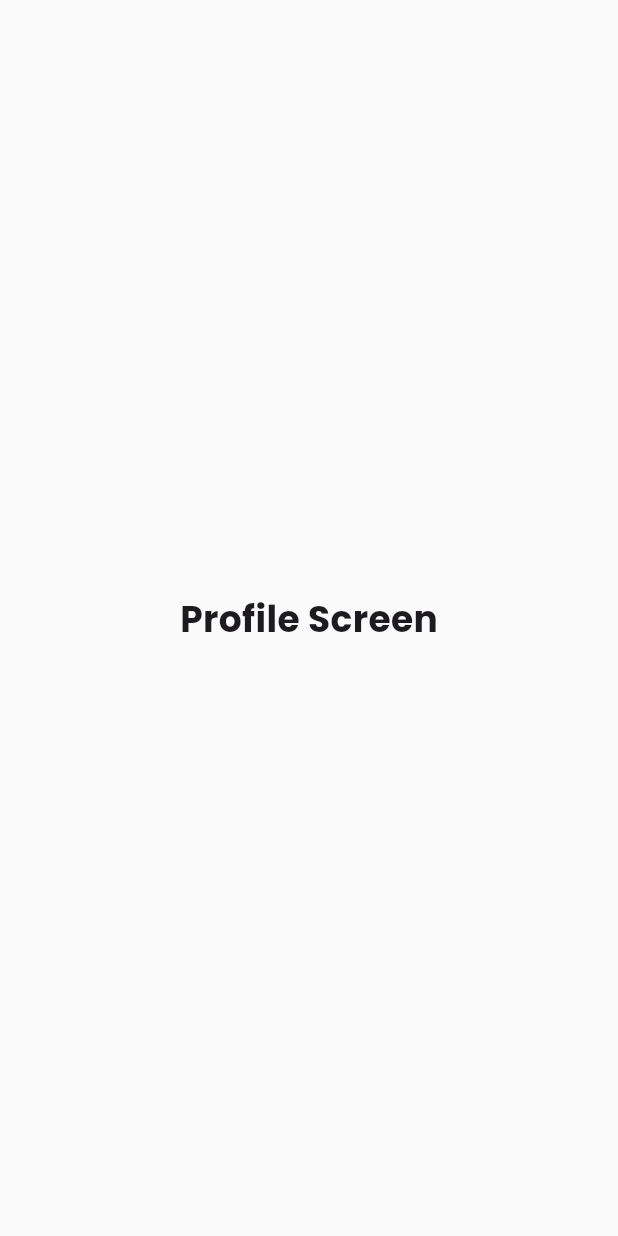
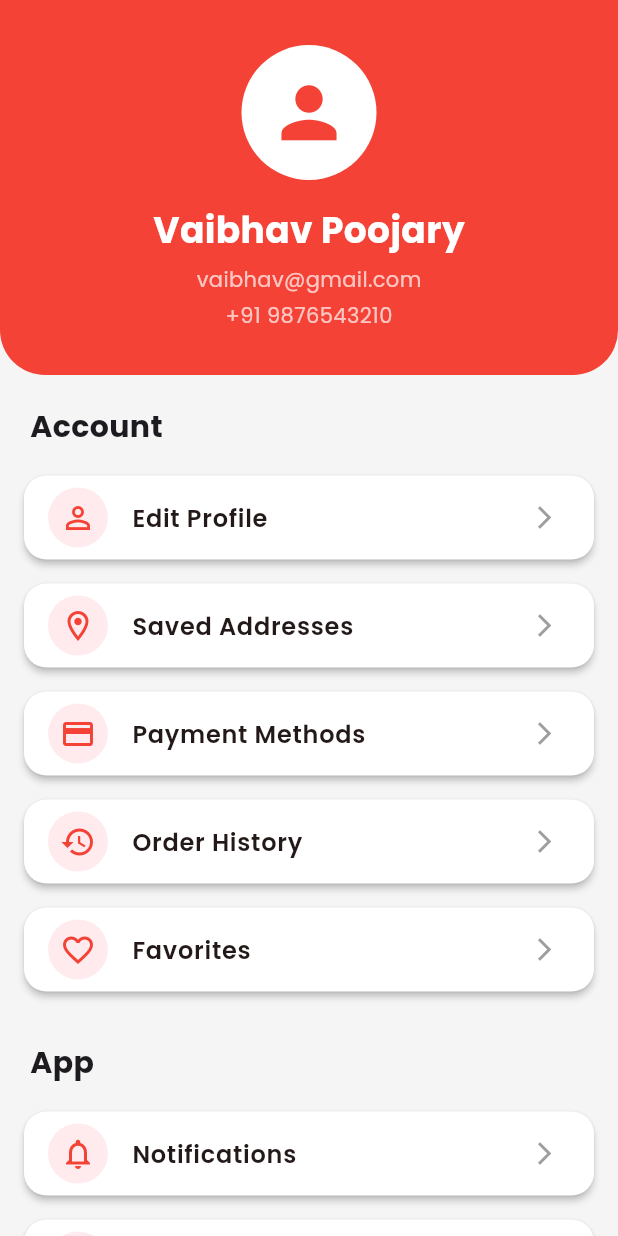
Before and after one commit to Vaibhavvpoojary/HungryZombies, a Flutter app: the ProfileScreen screen opened directly, on a phone screen of 412 x 824 dp. Run offline on Flutter 3.47's test engine with Material 3 defaults, Android fonts, the phone set to English and light mode, and no system bars; our stand-ins replace carousel_slider, go_router, google_fonts.

Commit message:
Added the profile screen with the widgets

```diff
--- /dev/null
+++ b/lib/core/data/user_dummy_data.dart
@@ -0,0 +1,18 @@
+import '../../features/auth/data/models/user_model.dart';
+
+
+class UserDummyData {
+
+
+  static const UserModel user = UserModel(
+
+    name: "Vaibhav",
+
+    email: "vaibhav@gmail.com",
+
+    phone: "+91 9876543210",
+
+  );
+
+
+}
--- a/lib/features/auth/data/models/user_model.dart
+++ b/lib/features/auth/data/models/user_model.dart
@@ -0,0 +1,16 @@
+class UserModel {
+
+  final String name;
+  final String email;
+  final String phone;
+
+
+  const UserModel({
+
+    required this.name,
+    required this.email,
+    required this.phone,
+
+  });
+
+}
--- a/lib/features/home/presentation/widgets/home_header.dart
+++ b/lib/features/home/presentation/widgets/home_header.dart
@@ -1,72 +1,48 @@
 import 'package:flutter/material.dart';
-
 import '../../../cart/presentation/widgets/home_cart_button.dart';
 
-
 class HomeHeader extends StatelessWidget {
-
-  const HomeHeader({
-    super.key,
-  });
-
+  const HomeHeader({super.key});
 
   @override
   Widget build(BuildContext context) {
-
     return Padding(
-
       padding: const EdgeInsets.symmetric(
-        horizontal: 16,
-        vertical: 15,
+        horizontal: 20,
+        vertical: 10,
       ),
-
       child: Row(
-
         mainAxisAlignment: MainAxisAlignment.spaceBetween,
-
         children: [
-
-
           Column(
-
             crossAxisAlignment: CrossAxisAlignment.start,
-
-            children: [
-
-              const Text(
+            children: const [
+              Text(
                 "Hungry Zombies",
                 style: TextStyle(
-                  fontSize: 26,
+                  fontSize: 28,
                   fontWeight: FontWeight.bold,
                 ),
               ),
 
-
-              const SizedBox(height: 5),
-
+              SizedBox(height: 4),
 
               Text(
-                "What are you craving today?",
+                "Good Morning ",
                 style: TextStyle(
-                  color: Colors.grey.shade600,
+                  fontSize: 16,
+                  color: Colors.grey,
                 ),
               ),
-
             ],
-
           ),
 
-
-
-          // Cart Icon
-          const HomeCartButton(),
-
+          CircleAvatar(
+            radius: 25,
+            child: Icon(Icons.person),
+          ),
         ],
-
       ),
-
     );
-
   }
-
 }
--- a/lib/features/orders/data/models/order_model.dart
+++ b/lib/features/orders/data/models/order_model.dart
@@ -1,19 +1,22 @@
-import '../../../cart/data/models/cart_item_model.dart';
+class OrderModel {
 
-class OrderModel {
   final String id;
-  final List<CartItemModel> items;
+  final List<String> items;
   final double totalAmount;
   final String orderType;
-  final DateTime orderDate;
   final String status;
+  final String date;
+
 
   const OrderModel({
+
     required this.id,
     required this.items,
     required this.totalAmount,
     required this.orderType,
-    required this.orderDate,
     required this.status,
+    required this.date,
+
   });
+
 }
--- a/lib/features/profile/presentation/screens/profile_screen.dart
+++ b/lib/features/profile/presentation/screens/profile_screen.dart
@@ -1,17 +1,139 @@
 import 'package:flutter/material.dart';
+
+import '../widgets/profile_header.dart';
+import '../widgets/profile_option_tile.dart';
 
 class ProfileScreen extends StatelessWidget {
   const ProfileScreen({super.key});
 
   @override
   Widget build(BuildContext context) {
-    return const Scaffold(
-      body: Center(
-        child: Text(
-          "Profile Screen",
-          style: TextStyle(
-            fontSize: 24,
-            fontWeight: FontWeight.bold,
+    return Scaffold(
+      backgroundColor: Colors.grey.shade100,
+
+      body: SafeArea(
+        child: SingleChildScrollView(
+          child: Column(
+            children: [
+
+              // Top Profile Header
+              const ProfileHeader(),
+
+              const SizedBox(height: 20),
+
+              // Account Section
+              const Padding(
+                padding: EdgeInsets.symmetric(horizontal: 20),
+                child: Align(
+                  alignment: Alignment.centerLeft,
+                  child: Text(
+                    "Account",
+                    style: TextStyle(
+                      fontSize: 20,
+                      fontWeight: FontWeight.bold,
+                    ),
+                  ),
+                ),
+              ),
+
+              const SizedBox(height: 10),
+
+              ProfileOptionTile(
+                icon: Icons.person_outline,
+                title: "Edit Profile",
+                onTap: () {},
+              ),
+
+              ProfileOptionTile(
+                icon: Icons.location_on_outlined,
+                title: "Saved Addresses",
+                onTap: () {},
+              ),
+
+              ProfileOptionTile(
+                icon: Icons.payment_outlined,
+                title: "Payment Methods",
+                onTap: () {},
+              ),
+
+              ProfileOptionTile(
+                icon: Icons.history,
+                title: "Order History",
+                onTap: () {},
+              ),
+
+              ProfileOptionTile(
+                icon: Icons.favorite_border,
+                title: "Favorites",
+                onTap: () {},
+              ),
+
+              const SizedBox(height: 25),
+
+              // App Section
+              const Padding(
+                padding: EdgeInsets.symmetric(horizontal: 20),
+                child: Align(
+                  alignment: Alignment.centerLeft,
+                  child: Text(
+                    "App",
+                    style: TextStyle(
+                      fontSize: 20,
+                      fontWeight: FontWeight.bold,
+                    ),
+                  ),
+                ),
+              ),
+
+              const SizedBox(height: 10),
+
+              ProfileOptionTile(
+                icon: Icons.notifications_none,
+                title: "Notifications",
+                onTap: () {},
+              ),
+
+              ProfileOptionTile(
+                icon: Icons.settings_outlined,
+                title: "Settings",
+                onTap: () {},
+              ),
+
+              ProfileOptionTile(
+                icon: Icons.help_outline,
+                title: "Help & Support",
+                onTap: () {},
+              ),
+
+              ProfileOptionTile(
+                icon: Icons.info_outline,
+                title: "About Hungry Zombies",
+                onTap: () {},
+              ),
+
+              const SizedBox(height: 30),
+
+              Padding(
+                padding: const EdgeInsets.symmetric(horizontal: 20),
+                child: ElevatedButton.icon(
+                  onPressed: () {
+                    // Logout later
+                  },
+                  icon: const Icon(Icons.logout),
+                  label: const Text("Logout"),
+                  style: ElevatedButton.styleFrom(
+                    backgroundColor: Colors.red,
+                    foregroundColor: Colors.white,
+                    minimumSize: const Size(double.infinity, 55),
+                    shape: RoundedRectangleBorder(
+                      borderRadius: BorderRadius.circular(15),
+                    ),
+                  ),
+                ),
+              ),
+
+              const SizedBox(height: 30),
+            ],
           ),
         ),
       ),
--- /dev/null
+++ b/lib/features/profile/presentation/widgets/profile_header.dart
@@ -0,0 +1,64 @@
+import 'package:flutter/material.dart';
+
+class ProfileHeader extends StatelessWidget {
+  const ProfileHeader({super.key});
+
+  @override
+  Widget build(BuildContext context) {
+    return Container(
+      width: double.infinity,
+      padding: const EdgeInsets.symmetric(
+        vertical: 30,
+        horizontal: 20,
+      ),
+      decoration: const BoxDecoration(
+        color: Colors.red,
+        borderRadius: BorderRadius.vertical(
+          bottom: Radius.circular(30),
+        ),
+      ),
+      child: Column(
+        children: [
+          CircleAvatar(
+            radius: 45,
+            backgroundColor: Colors.white,
+            child: Icon(
+              Icons.person,
+              size: 55,
+              color: Colors.red,
+            ),
+          ),
+
+          const SizedBox(height: 16),
+
+          const Text(
+            "Vaibhav Poojary",
+            style: TextStyle(
+              color: Colors.white,
+              fontSize: 24,
+              fontWeight: FontWeight.bold,
+            ),
+          ),
+
+          const SizedBox(height: 6),
+
+          const Text(
+            "vaibhav@gmail.com",
+            style: TextStyle(
+              color: Colors.white70,
+            ),
+          ),
+
+          const SizedBox(height: 4),
+
+          const Text(
+            "+91 9876543210",
+            style: TextStyle(
+              color: Colors.white70,
+            ),
+          ),
+        ],
+      ),
+    );
+  }
+}
--- /dev/null
+++ b/lib/features/profile/presentation/widgets/profile_option_tile.dart
@@ -0,0 +1,50 @@
+import 'package:flutter/material.dart';
+
+class ProfileOptionTile extends StatelessWidget {
+  final IconData icon;
+  final String title;
+  final VoidCallback onTap;
+
+  const ProfileOptionTile({
+    super.key,
+    required this.icon,
+    required this.title,
+    required this.onTap,
+  });
+
+  @override
+  Widget build(BuildContext context) {
+    return Card(
+      elevation: 2,
+      margin: const EdgeInsets.symmetric(
+        horizontal: 16,
+        vertical: 8,
+      ),
+      shape: RoundedRectangleBorder(
+        borderRadius: BorderRadius.circular(15),
+      ),
+      child: ListTile(
+        leading: CircleAvatar(
+          backgroundColor: Colors.red.shade50,
+          child: Icon(
+            icon,
+            color: Colors.red,
+          ),
+        ),
+        title: Text(
+          title,
+          style: const TextStyle(
+            fontSize: 16,
+            fontWeight: FontWeight.w600,
+          ),
+        ),
+        trailing: const Icon(
+          Icons.arrow_forward_ios,
+          size: 18,
+          color: Colors.grey,
+        ),
+        onTap: onTap,
+      ),
+    );
+  }
+}
```
